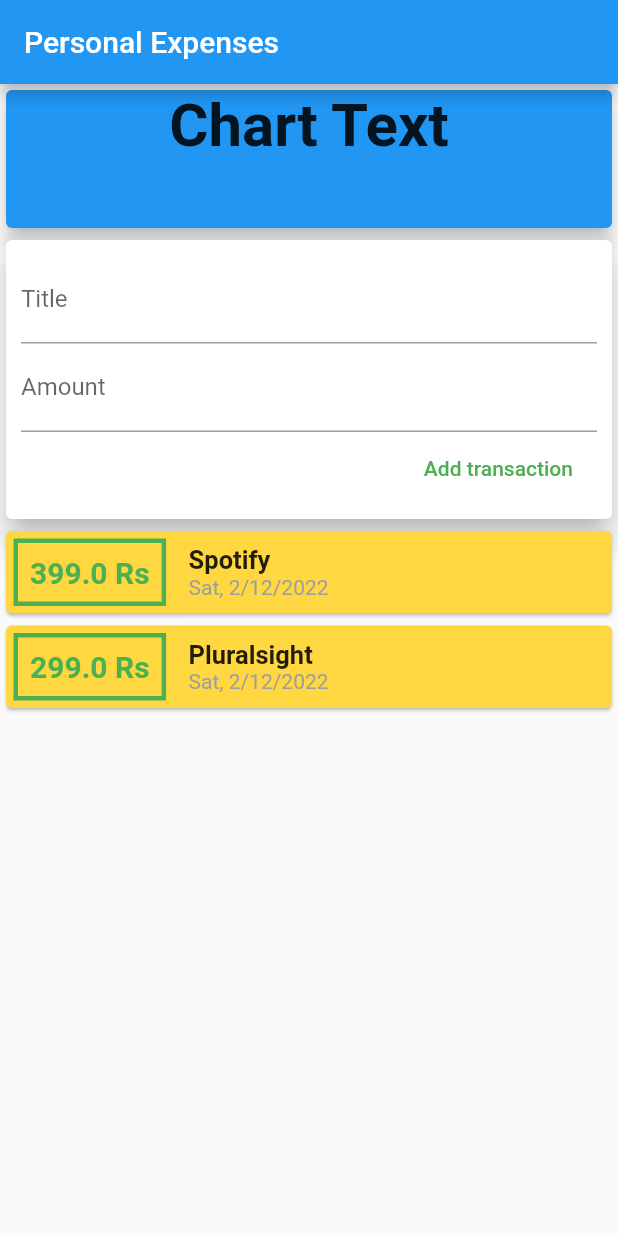
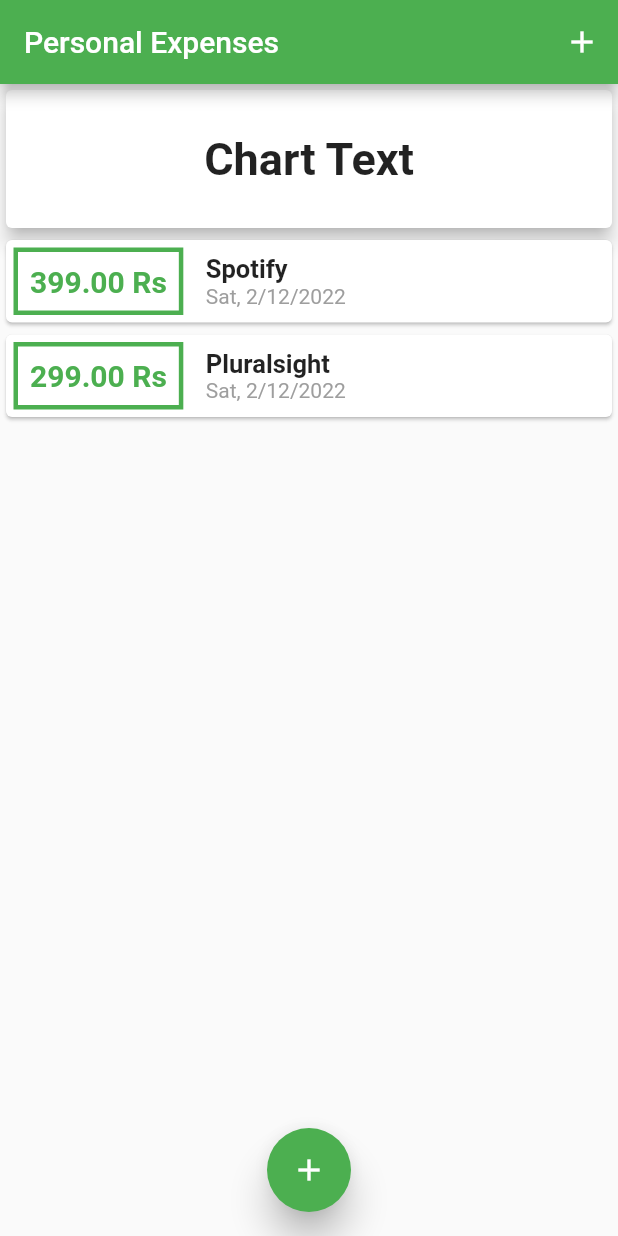
Before and after one commit to ImaduddinKhan/My-Flutter-Best-Practices, a Flutter app: the screen it shows after launch, on a phone screen of 412 x 824 dp. Run offline on Flutter 3.47's test engine with Material 2 defaults, Android fonts, the phone set to English and light mode, and no system bars.

Commit message:
Stateless to stateful widgets

```diff
--- a/udemey_flutter_practices/personal_expenses_app/lib/main.dart
+++ b/udemey_flutter_practices/personal_expenses_app/lib/main.dart
@@ -1,23 +1,83 @@
 // ignore_for_file: deprecated_member_use
 
 import 'package:flutter/material.dart';
-import 'package:personal_expenses_app/models/transaction.dart';
-import 'package:personal_expenses_app/widgets/user_transaction.dart';
+import './models/transaction.dart';
+import './widgets/new_transactioin.dart';
+import './widgets/transaction_list.dart';
 
 void main() {
   runApp(MyApp());
 }
 
 class MyApp extends StatelessWidget {
-  final List<Transactions> transactions = [];
-  // String? titleInput;
-  // String? amountInput;
+  @override
+  Widget build(BuildContext context) {
+    return MaterialApp(
+      title: 'Flutter App',
+      home: MyHomePage(),
+    );
+  }
+}
+
+class MyHomePage extends StatefulWidget {
+  @override
+  State<MyHomePage> createState() => _MyHomePageState();
+}
+
+class _MyHomePageState extends State<MyHomePage> {
+  final List<Transactions> _transactions = [
+    Transactions(
+      id: 't1',
+      title: 'Spotify',
+      date: DateTime.now(),
+      amount: 399,
+    ),
+    Transactions(
+      id: 't1',
+      title: 'Pluralsight',
+      date: DateTime.now(),
+      amount: 299,
+    ),
+  ];
+
+  _addNewTransactions(String txTitle, double txAmount) {
+    final newTx = Transactions(
+      id: DateTime.now().toString(),
+      amount: txAmount,
+      title: txTitle,
+      date: DateTime.now(),
+    );
+
+    setState(() {
+      _transactions.add(newTx);
+    });
+  }
+
+  void _startAddNewTransactionSheet(BuildContext ctx) {
+    showModalBottomSheet(
+        context: ctx,
+        builder: (_) {
+          return GestureDetector(
+            onTap: () {},
+            behavior: HitTestBehavior.opaque,
+            child: NewTransaction(
+              addNewTx: _addNewTransactions,
+            ),
+          );
+        });
+  }
 
   @override
   Widget build(BuildContext context) {
-    return MaterialApp(
-      home: Scaffold(
+    return Scaffold(
       appBar: AppBar(
+        backgroundColor: Colors.green,
+        actions: [
+          IconButton(
+            icon: Icon(Icons.add),
+            onPressed: () => _startAddNewTransactionSheet(context),
+          ),
+        ],
         title: const Text('Personal Expenses'),
       ),
       body: SingleChildScrollView(
@@ -29,20 +89,30 @@
               height: 100,
               width: double.infinity,
               child: const Card(
-                  color: Colors.blue,
+                child: Center(
                   child: Text(
                     'Chart Text',
-                    style: TextStyle(fontWeight: FontWeight.bold, fontSize: 40),
-                    textAlign: TextAlign.center,
+                    style: TextStyle(fontWeight: FontWeight.bold, fontSize: 30),
+                  ),
                 ),
                 elevation: 5,
               ),
             ),
-              UserTransaction(),
+            TransactionList(
+              tx: _transactions,
+            ),
           ],
         ),
       ),
+      floatingActionButton: FloatingActionButton(
+        elevation: 10,
+        backgroundColor: Colors.green,
+        child: Icon(
+          Icons.add,
         ),
+        onPressed: () => _startAddNewTransactionSheet(context),
+      ),
+      floatingActionButtonLocation: FloatingActionButtonLocation.centerFloat,
     );
   }
 }
--- a/udemey_flutter_practices/personal_expenses_app/lib/widgets/transaction_list.dart
+++ b/udemey_flutter_practices/personal_expenses_app/lib/widgets/transaction_list.dart
@@ -15,7 +15,6 @@
         itemCount: tx.length,
         itemBuilder: (context, index) {
           return Card(
-            color: Colors.amberAccent,
             child: Row(
               children: <Widget>[
                 Container(
@@ -24,7 +23,7 @@
                     horizontal: 5,
                   ),
                   child: Text(
-                    '${tx[index].amount} \Rs',
+                    '${tx[index].amount.toStringAsFixed(2)} \Rs',
                     style: const TextStyle(
                       color: Colors.green,
                       fontSize: 20,
--- a/udemey_flutter_practices/personal_expenses_app/lib/widgets/user_transaction.dart
+++ b/udemey_flutter_practices/personal_expenses_app/lib/widgets/user_transaction.dart
@@ -1,55 +1,24 @@
-import 'package:flutter/material.dart';
-import 'package:personal_expenses_app/widgets/new_transactioin.dart';
-import 'package:personal_expenses_app/widgets/transaction_list.dart';
-import '../models/transaction.dart';
+// import 'package:flutter/material.dart';
+// import 'package:personal_expenses_app/widgets/new_transactioin.dart';
+// import 'package:personal_expenses_app/widgets/transaction_list.dart';
+// import '../models/transaction.dart';
 
-class UserTransaction extends StatefulWidget {
-  const UserTransaction({Key? key}) : super(key: key);
+// class UserTransaction extends StatefulWidget {
+//   const UserTransaction({Key? key}) : super(key: key);
 
-  @override
-  _UserTransactionState createState() => _UserTransactionState();
-}
+//   @override
+//   _UserTransactionState createState() => _UserTransactionState();
+// }
 
-class _UserTransactionState extends State<UserTransaction> {
-  final List<Transactions> _transactions = [
-    Transactions(
-      id: 't1',
-      title: 'Spotify',
-      date: DateTime.now(),
-      amount: 399,
-    ),
-    Transactions(
-      id: 't1',
-      title: 'Pluralsight',
-      date: DateTime.now(),
-      amount: 299,
-    ),
-  ];
-
-  _addNewTransactions(String txTitle, double txAmount) {
-    final newTx = Transactions(
-      id: DateTime.now().toString(),
-      amount: txAmount,
-      title: txTitle,
-      date: DateTime.now(),
-    );
-
-    setState(() {
-      _transactions.add(newTx);
-    });
-  }
-
-  @override
-  Widget build(BuildContext context) {
-    return Column(
-      children: <Widget>[
-        NewTransaction(
-          addNewTx: _addNewTransactions,
-        ),
-        TransactionList(
-          tx: _transactions,
-        ),
-      ],
-    );
-  }
-}
+// class _UserTransactionState extends State<UserTransaction> {
+//   @override
+//   Widget build(BuildContext context) {
+//     return Column(
+//       children: <Widget>[
+//         NewTransaction(
+//           addNewTx: _addNewTransactions,
+//         ),
+//       ],
+//     );
+//   }
+// }
```
Also changed, not shown: udemey_flutter_practices/personal_expenses_app/lib/widgets/new_transactioin.dart (+28 -6 lines). Lines whose indentation alone changed are shown as unchanged.
